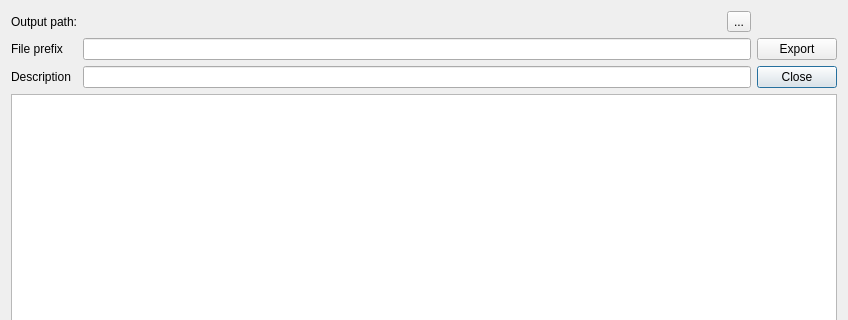
Old version of the form src/IMapQMAPExport.ui in the repository ntruchsess/QLandkarteGT; both pictures show x 0 to 848 and y 0 to 320 of the 848 by 634 pixel window.
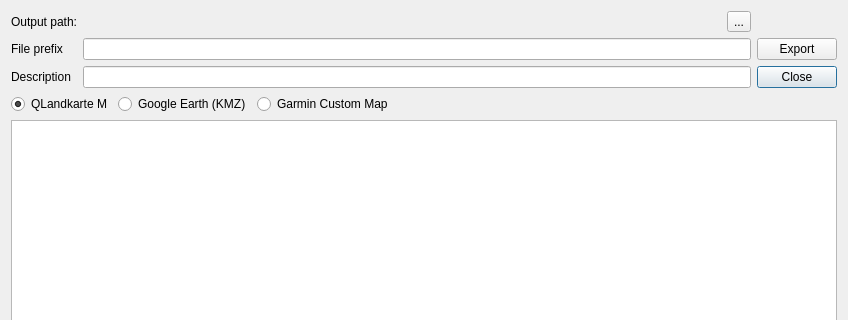
New version of the form.

Commit message: export raster maps as garmin custom map kmz

```diff
--- a/src/IMapQMAPExport.ui
+++ b/src/IMapQMAPExport.ui
@@ -12,18 +12,18 @@
   <property name="windowTitle" >
    <string>Export map ...</string>
   </property>
-  <layout class="QVBoxLayout" >
+  <layout class="QVBoxLayout" name="verticalLayout">
    <item>
-    <layout class="QGridLayout" >
-     <item row="0" column="0" >
-      <widget class="QLabel" name="label_3" >
-       <property name="text" >
+    <layout class="QGridLayout">
+     <item row="0" column="0">
+      <widget class="QLabel" name="label_3">
+       <property name="text">
         <string>Output path:</string>
        </property>
       </widget>
      </item>
-     <item row="0" column="1" >
-      <layout class="QHBoxLayout" >
+     <item row="0" column="1">
+      <layout class="QHBoxLayout">
        <item>
         <widget class="QLabel" name="labelPath" >
          <property name="text" >
@@ -77,7 +77,48 @@
     </layout>
    </item>
    <item>
-    <widget class="QTextBrowser" name="textBrowser" />
+    <layout class="QHBoxLayout" name="horizontalLayout">
+     <item>
+      <widget class="QRadioButton" name="radioQLM">
+       <property name="text">
+        <string>QLandkarte M</string>
+       </property>
+       <property name="checked">
+        <bool>true</bool>
+       </property>
+      </widget>
+     </item>
+     <item>
+      <widget class="QRadioButton" name="radioGE">
+       <property name="text">
+        <string>Google Earth (KMZ)</string>
+       </property>
+      </widget>
+     </item>
+     <item>
+      <widget class="QRadioButton" name="radioGCM">
+       <property name="text">
+        <string>Garmin Custom Map</string>
+       </property>
+      </widget>
+     </item>
+     <item>
+      <spacer name="horizontalSpacer">
+       <property name="orientation">
+        <enum>Qt::Horizontal</enum>
+       </property>
+       <property name="sizeHint" stdset="0">
+        <size>
+         <width>40</width>
+         <height>20</height>
+        </size>
+       </property>
+      </spacer>
+     </item>
+    </layout>
+   </item>
+   <item>
+    <widget class="QTextBrowser" name="textBrowser"/>
    </item>
   </layout>
  </widget>
```
Left out of the diff: 53 changed lines with no effect on the pictures. The commit also changes 9 other files.
